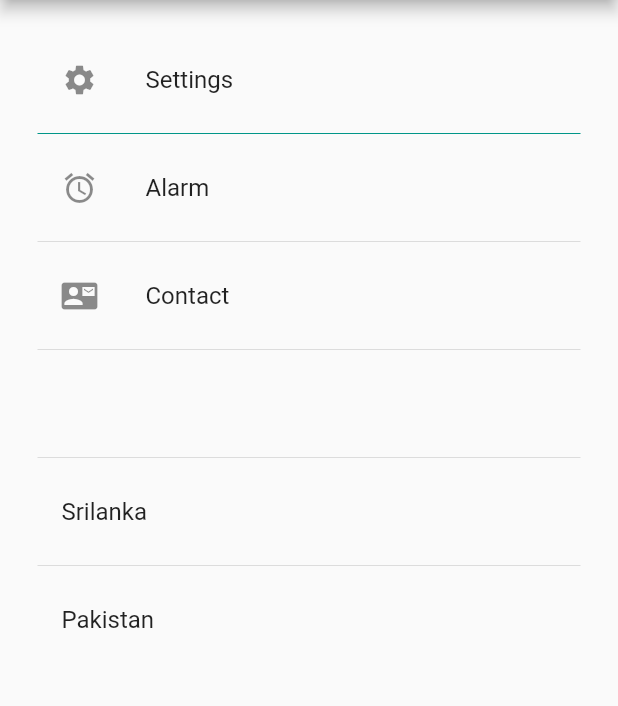
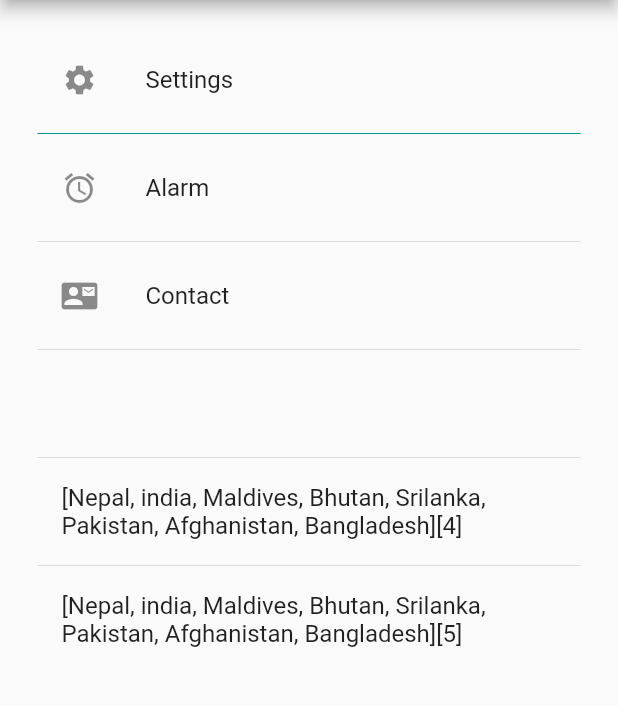
Before and after one commit to samsunk/list_view, a Flutter app: the HomePage screen opened directly, on a phone screen of 412 x 824 dp, the part 84-790 px from its top. Run offline on Flutter 3.47's test engine with Material 2 defaults, Android fonts, the phone set to English and light mode, and no system bars; missing offline and left inert: dart:ffi.

Commit message:
const updated

```diff
--- a/lib/main.dart
+++ b/lib/main.dart
@@ -35,33 +35,33 @@ class HomePage extends StatelessWidget {
         padding: const EdgeInsets.all(25.0),
         child: ListView(
           children: [
-            ListTile(
+            const ListTile(
               leading: Icon(Icons.settings),
               title: Text('Settings'),
             ),
-            Divider(
+            const Divider(
               color: Colors.teal,
             ),
-            ListTile(
+           const ListTile(
               leading: Icon(Icons.access_alarm),
               title: Text('Alarm'),
             ),
-            Divider(),
-            ListTile(
+            const Divider(),
+            const ListTile(
               leading: Icon(Icons.contact_mail),
               title: Text('Contact'),
             ),
-            Divider(),
-            ListTile(
+           const  Divider(),
+            const ListTile(
               title: Text(''),
             ),
-            Divider(),
+            const Divider(),
             ListTile(
-              title: Text('${country[4]}'),
+              title: Text('$country[4]'),
             ),
-            Divider(),
+            const Divider(),
             ListTile(
-              title: Text('${country[5]}'),
+              title: Text('$country[5]'),
             )
           ],
         ),
```
